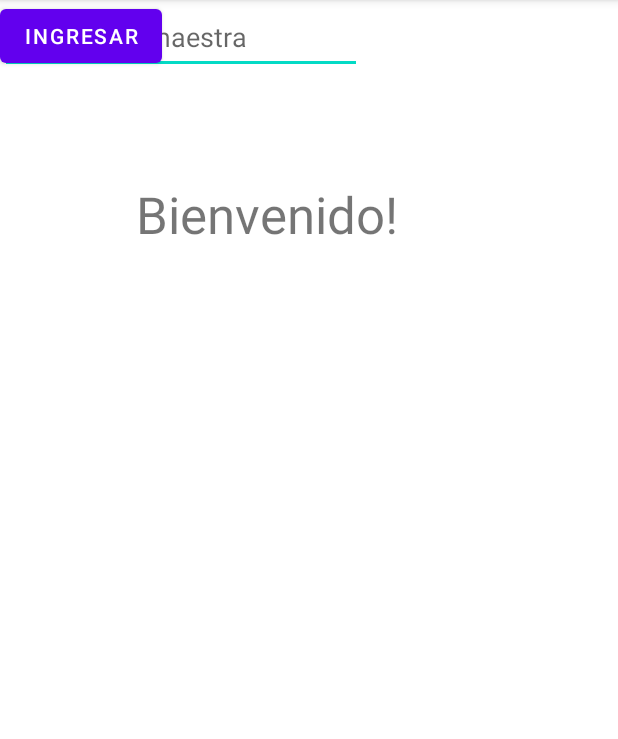
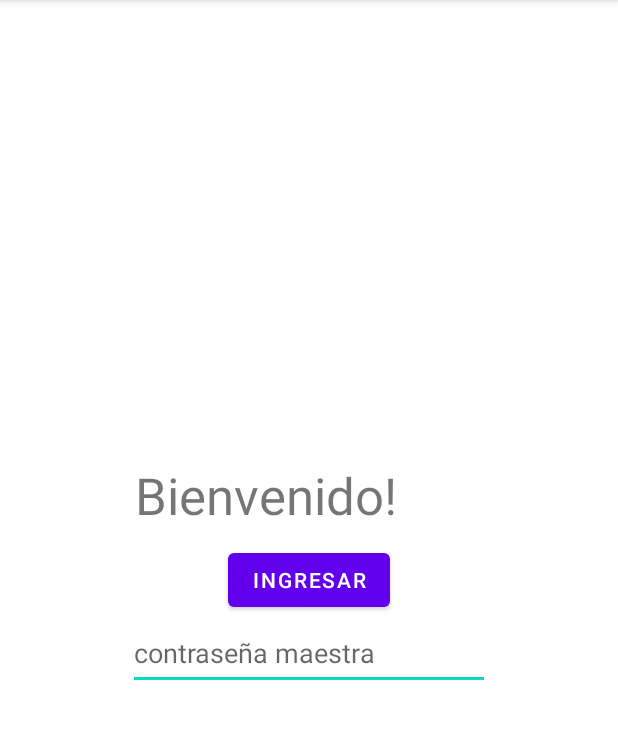
Before and after one commit to LorenzoBoga/Computacion-Movil, an Android app: the screen it shows after launch (MainActivity), on a phone screen of 412 x 824 dp, the part 84-823 px from its top. Run offline under Robolectric (Android 15) with nearby library versions, the phone set to English and light mode, and no system bars.

Commit message:
boton "funciona"

```diff
--- a/CMPasswords/app/src/main/java/com/example/cm_passwords/MainActivity.java
+++ b/CMPasswords/app/src/main/java/com/example/cm_passwords/MainActivity.java
@@ -4,6 +4,8 @@ import androidx.appcompat.app.AppCompatActivity;
 
 import android.os.Bundle;
 import android.widget.Button;
+import android.view.View;
+import android.widget.TextView;
 
 import com.google.android.material.textfield.TextInputEditText;
 
@@ -15,6 +17,10 @@ public class MainActivity extends AppCompatActivity {
         setContentView(R.layout.activity_main);
 
         Button botonEntrar = findViewById(R.id.enter_button);
+    }
 
+    public void IntentarIngresar(View view){
+        TextView textoBienvenida = findViewById(R.id.welcome_text);
+        textoBienvenida.setText("FUNCIONA");
     }
 }
--- a/CMPasswords/app/src/main/res/layout/activity_main.xml
+++ b/CMPasswords/app/src/main/res/layout/activity_main.xml
@@ -1,35 +1,30 @@
 <?xml version="1.0" encoding="utf-8"?>
-<androidx.constraintlayout.widget.ConstraintLayout xmlns:android="http://schemas.android.com/apk/res/android"
+<LinearLayout xmlns:android="http://schemas.android.com/apk/res/android"
     xmlns:app="http://schemas.android.com/apk/res-auto"
     xmlns:tools="http://schemas.android.com/tools"
     android:layout_width="match_parent"
     android:layout_height="match_parent"
+    android:gravity="center"
+    android:orientation="vertical"
     tools:context=".MainActivity">
 
     <TextView
+        android:id="@+id/welcome_text"
         android:layout_width="231dp"
         android:layout_height="55dp"
         android:text="Bienvenido!"
-        android:textSize="34sp"
-        app:layout_constraintBottom_toBottomOf="parent"
-        app:layout_constraintLeft_toLeftOf="parent"
-        app:layout_constraintRight_toRightOf="parent"
-        app:layout_constraintTop_toTopOf="parent"
-        app:layout_constraintVertical_bias="0.168" />
+        android:textSize="34sp" />
 
     <Button
         android:id="@+id/enter_button"
         android:layout_width="wrap_content"
         android:layout_height="wrap_content"
-        android:text="Ingresar"
-        tools:layout_editor_absoluteX="275dp"
-        tools:layout_editor_absoluteY="301dp" />
+        android:onClick="IntentarIngresar"
+        android:text="Ingresar" />
 
     <com.google.android.material.textfield.TextInputLayout
         android:layout_width="255dp"
-        android:layout_height="wrap_content"
-        tools:layout_editor_absoluteX="1dp"
-        tools:layout_editor_absoluteY="330dp">
+        android:layout_height="wrap_content">
 
     </com.google.android.material.textfield.TextInputLayout>
 
@@ -37,8 +32,6 @@
         android:id="@+id/password_input"
         android:layout_width="241dp"
         android:layout_height="49dp"
-        android:hint="contraseña maestra"
-        tools:layout_editor_absoluteX="15dp"
-        tools:layout_editor_absoluteY="300dp" />
+        android:hint="contraseña maestra" />
 
-</androidx.constraintlayout.widget.ConstraintLayout>
+</LinearLayout>
```
